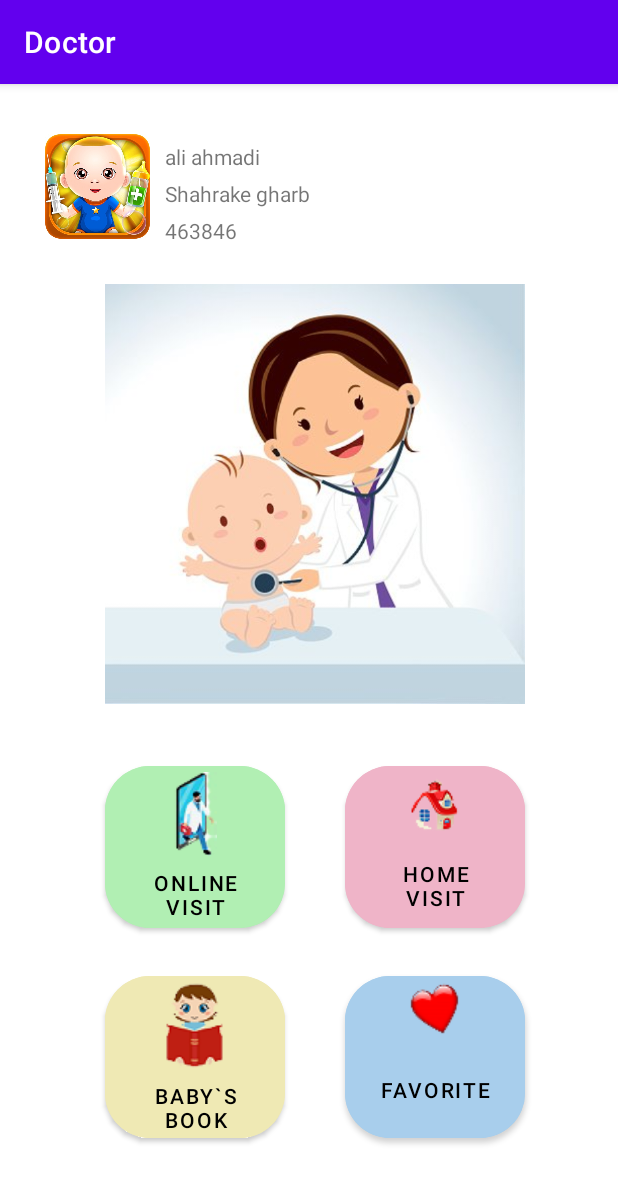
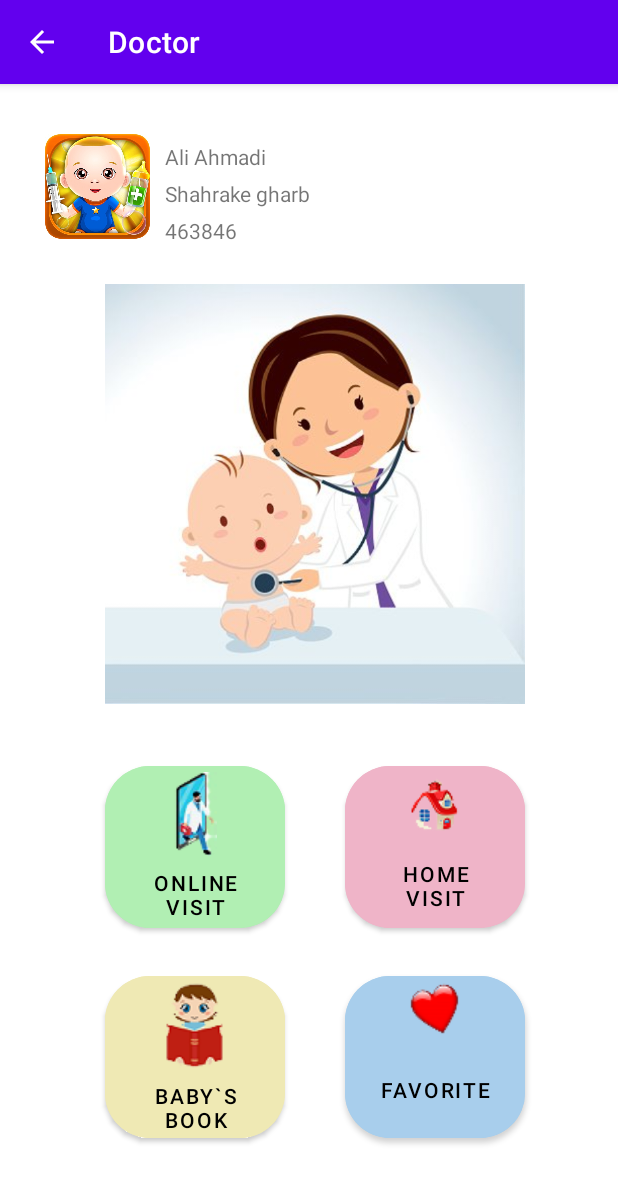
Before and after one commit to maryamtaheri88/Doctors, an Android app: the screen it shows after launch (MainActivity), after a tap on "Dr.Ali Ahmadi", on a phone screen of 412 x 824 dp. Shown: the top 1184 px of the screen. Run offline under Robolectric (Android 15) with nearby library versions, the phone set to English and light mode, and no system bars.

```diff
--- a/app/src/main/AndroidManifest.xml
+++ b/app/src/main/AndroidManifest.xml
@@ -11,7 +11,8 @@
         android:theme="@style/Theme.Doctors">
         <activity
             android:name=".MainActivity"
-            android:exported="true" />
+            android:exported="true"
+            android:parentActivityName=".listOfDoctors"/>
 
         <activity
             android:name=".listOfDoctors"
--- a/app/src/main/java/com/example/doctors/Pediatrician.kt
+++ b/app/src/main/java/com/example/doctors/Pediatrician.kt
@@ -7,11 +7,11 @@ class Pediatrician {
         addlistOfPediatrician()
     }
 
-    var doctor1 = DoctorInfo("ali ahmadi","Shahrake gharb", 463846)
-    var doctor2 = DoctorInfo("mina sadeghi","Tajrish",483837)
-    var doctor3 = DoctorInfo("maryam alavi","Monirie",1241233)
-    var doctor4 = DoctorInfo("shahab mohamadi","Shosh",7394739)
-    var doctor5 = DoctorInfo("shirin alavi","enghelab",635728)
+    var doctor1 = DoctorInfo("Ali Ahmadi","Shahrake gharb", 463846)
+    var doctor2 = DoctorInfo("Nina Sadeghi","Tajrish",483837)
+    var doctor3 = DoctorInfo("Maryam Alavi","Monirie",1241233)
+    var doctor4 = DoctorInfo("Shahab Mohamadi","Shosh",7394739)
+    var doctor5 = DoctorInfo("Shirin Alavi","enghelab",635728)
 
 
     fun addlistOfPediatrician(){
--- a/app/src/main/res/layout/activity_main.xml
+++ b/app/src/main/res/layout/activity_main.xml
@@ -27,7 +27,7 @@
         android:id="@+id/text_doctorsName"
         android:layout_width="wrap_content"
         android:layout_height="wrap_content"
-        android:text="Name"
+        android:text="@string/name"
         app:layout_constraintStart_toEndOf="@id/imageDoctor1"
         app:layout_constraintTop_toTopOf="@id/imageDoctor1"
         android:layout_marginStart="10dp"
@@ -38,7 +38,7 @@
         android:layout_width="wrap_content"
         android:layout_height="wrap_content"
         android:layout_marginTop="5dp"
-        android:text="Address"
+        android:text="@string/address"
         app:layout_constraintTop_toBottomOf="@id/text_doctorsName"
         app:layout_constraintStart_toStartOf="@id/text_doctorsName"/>
 
@@ -47,7 +47,7 @@
         android:layout_width="wrap_content"
         android:layout_height="wrap_content"
         android:layout_marginTop="5dp"
-        android:text="Phone"
+        android:text="@string/phone"
         app:layout_constraintTop_toBottomOf="@id/text_doctorsAdresse"
         app:layout_constraintStart_toStartOf="@id/text_doctorsAdresse"/>
 
--- /dev/null
+++ b/app/src/main/res/values-night/strings.xml
@@ -0,0 +1,5 @@
+<?xml version="1.0" encoding="utf-8"?>
+<resources>
+    <string name="address">Address</string>
+    <string name="phone">Phone</string>
+</resources>
--- a/app/src/main/res/values/strings.xml
+++ b/app/src/main/res/values/strings.xml
@@ -11,4 +11,8 @@
     <string name="dr_shirin_alavi">Dr.Shirin Alavi</string>
     <string name="expertise">Expertise</string>
     <string name="pediatrician">Pediatrician</string>
+    <string name="phone">phone</string>
+    <string name="address">address</string>
+    <string name="name">name</string>
+
 </resources>
```
Also changed, not shown: app/src/main/java/com/example/doctors/listOfDoctors.kt (+50 -0 lines), 2 other files.
